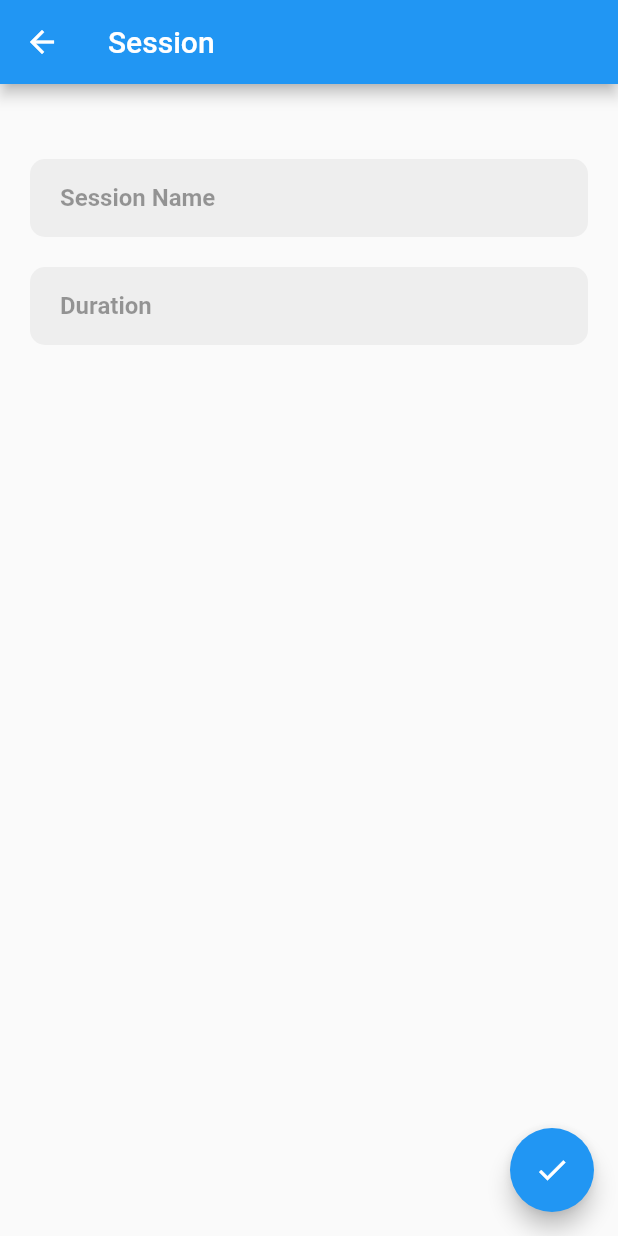
After one commit to sreelakshmi8606/football_team, a Flutter app: the SessionList screen opened directly, after a tap on the "add" icon, on a phone screen of 412 x 824 dp. The commit adds this screen. Run offline on Flutter 3.47's test engine with Material 2 defaults, Android fonts, the light colour scheme and no system bars; our stand-ins replace bloc, dio, flutter_bloc; statements that could not run were skipped.

Commit message:
session.editor,list added

```diff
--- a/lib/Forms/CourseEditor.dart
+++ b/lib/Forms/CourseEditor.dart
@@ -3,12 +3,9 @@
 import 'package:flutter/material.dart';
 import 'package:football_team/Common/Validation.dart';
 import 'package:football_team/Common/WebService.dart';
-import 'package:football_team/DataModels/BatchModel.dart';
 import 'package:football_team/DataModels/CourseModel.dart';
 import 'package:football_team/DataModels/SessionDataModel.dart';
-import 'package:football_team/DataModels/StudentPro.dart';
 import 'package:football_team/Forms/CourseSearchDeligate.dart';
-import 'package:intl/intl.dart';
 
 class CourseEditor extends StatefulWidget {
   late String Course;
@@ -88,7 +85,6 @@ class _CourseEditorState extends State<CourseEditor> {
             context: context,
             delegate: CustomSearchDelegate(),
           );
-
         },
         child: Icon(Icons.add),
         backgroundColor: Colors.blue,
--- /dev/null
+++ b/lib/Forms/sessionEditor.dart
@@ -0,0 +1,139 @@
+// ignore_for_file: file_names, must_be_immutable, prefer_const_constructors, unnecessary_new, avoid_unnecessary_containers, avoid_print, non_constant_identifier_names
+
+import 'package:flutter/material.dart';
+import 'package:football_team/Common/Validation.dart';
+import 'package:football_team/Common/WebService.dart';
+import 'package:football_team/Common/kboxdecor.dart';
+import 'package:football_team/DataModels/SessionDataModel.dart';
+
+class SessionEditor extends StatefulWidget {
+  late String Session;
+  late int duration;
+  @override
+  _SessionEditorState createState() => _SessionEditorState();
+}
+
+class _SessionEditorState extends State<SessionEditor> {
+  late String Session;
+  late int duration;
+  final GlobalKey<FormState> _FormKey = GlobalKey<FormState>();
+  SessionDataModel session = SessionDataModel.empty();
+  TextEditingController sessionnamecontroller = TextEditingController();
+  TextEditingController durationcontroller = TextEditingController();
+  WebserviceHelper web = WebserviceHelper();
+  @override
+  Widget build(BuildContext context) {
+    // final height = MediaQuery.of(context).size.height;
+    return Scaffold(
+      appBar: AppBar(
+        title: Text('Session'),
+        backgroundColor: Colors.blue,
+      ),
+      body: SingleChildScrollView(
+        child: Container(
+          child: Stack(
+            children: <Widget>[
+              // Positioned(
+              //   top: -MediaQuery.of(context).size.height * .15,
+              //   right: -MediaQuery.of(context).size.width * .4,
+              // child: BezierContainer(),
+              // ),
+
+              Container(
+                padding: EdgeInsets.symmetric(
+                  horizontal: 10,
+                ),
+                child: Form(
+                  key: _FormKey,
+                  child: SingleChildScrollView(
+                    child: Column(
+                      crossAxisAlignment: CrossAxisAlignment.center,
+                      mainAxisAlignment: MainAxisAlignment.center,
+                      children: <Widget>[
+                        // SizedBox(height: height * .2),
+                        SizedBox(height: 50),
+                        Container(
+                          margin: EdgeInsets.symmetric(horizontal: 10),
+                          padding:
+                          EdgeInsets.symmetric(horizontal: 20, vertical: 2),
+                          decoration: kBoxdecorationStyle,
+                          child: TextFormField(
+                            validator: (value) {
+                              return Validate.txtValidator(value!);
+                            },
+                            onSaved: (String? value) {
+                              session.Session = value!;
+                            },
+                            controller: sessionnamecontroller,
+                            keyboardType: TextInputType.number,
+                            decoration: InputDecoration(
+                              border: InputBorder.none,
+                              hintText: 'Session Name',
+                              hintStyle: TextStyle(
+                                  fontWeight: FontWeight.bold,
+                                  color: Colors.black38),
+                              // icon: Icon(
+                              //   Icons.location_on_sharp,
+                              //   color: Colors.black38,
+                              // ),
+                            ),
+                          ),
+                        ),
+                        SizedBox(
+                          height: 20,
+                        ),
+                        Container(
+                          margin: EdgeInsets.symmetric(horizontal: 10),
+                          padding:
+                          EdgeInsets.symmetric(horizontal: 20, vertical: 2),
+                          decoration: kBoxdecorationStyle,
+                          child: TextFormField(
+                            validator: (value) {
+                              return Validate.txtValidator(value!);
+                            },
+                            onSaved: (String? value) {
+                              session.duration = value! as int;
+                            },
+                            controller: durationcontroller,
+                            keyboardType: TextInputType.number,
+                            decoration: InputDecoration(
+                              border: InputBorder.none,
+                              hintText: 'Duration',
+                              hintStyle: TextStyle(
+                                  fontWeight: FontWeight.bold,
+                                  color: Colors.black38),
+                              // icon: Icon(
+                              //   Icons.location_on_sharp,
+                              //   color: Colors.black38,
+                              // ),
+                            ),
+                          ),
+                        ),
+                        SizedBox(
+                          height: 20,
+                        ),
+                      ],
+                    ),
+                  ),
+                ),
+              ),
+            ],
+          ),
+        ),
+      ),
+      floatingActionButton: FloatingActionButton(
+        splashColor: Colors.lightGreen,
+        onPressed: () async {
+          if (_FormKey.currentState!.validate()) {}
+          //  mhatchery.FarmId = uuid.v4();
+          session.Session = sessionnamecontroller.text;
+          session.duration= int.parse(durationcontroller.text);
+          print('Data : ${session.toJson()}');
+          await web.SessionRecord(model: session);
+        },
+        child: Icon(Icons.check_outlined),
+        backgroundColor: Colors.blue,
+      ),
+    );
+  }
+}
--- /dev/null
+++ b/lib/Forms/sessionlist.dart
@@ -0,0 +1,108 @@
+// ignore_for_file: file_names, prefer_const_constructors, curly_braces_in_flow_control_structures, use_key_in_widget_constructors, non_constant_identifier_names, annotate_overrides, avoid_print
+
+import 'package:flutter/material.dart';
+import 'package:flutter_bloc/flutter_bloc.dart';
+import 'package:football_team/Forms/sessionEditor.dart';
+import 'package:football_team/sessionCubit/cubit/sessionlist_cubit.dart';
+
+class SessionList extends StatefulWidget {
+  @override
+  _SessionListState createState() => _SessionListState();
+}
+
+class _SessionListState extends State<SessionList> {
+
+  @override
+  Widget build(BuildContext context) {
+    return Scaffold(
+      appBar: AppBar(
+        title: Text("Session List"),
+        backgroundColor: Colors.blue,
+      ),
+      floatingActionButton: FloatingActionButton(
+        onPressed: () {
+          Navigator.push(
+              context, MaterialPageRoute(builder: (context) => SessionEditor()));
+        },
+        child: Icon(Icons.add),
+        backgroundColor: Colors.blue,
+      ),
+      body: Column(
+        children: [
+          SizedBox(
+            height: 10,
+          ),
+          // Flexible(
+          //     flex: 2,
+          //     child: DateFilter(
+          //       datesSelected: (fromDate1, toDate1) {
+          //         fromDate = fromDate1;
+          //         toDate = toDate1;
+          //         BlocProvider.of<DailylistCubit>(context)
+          //             .fetchData(fromDate, toDate);
+          //       },
+          //       fromDate: fromDate,
+          //       toDate: toDate,
+          //     )),
+          Flexible(
+            flex: 25,
+            child: BlocBuilder<SessionlistCubit, SessionlistState>(
+              builder: (context, state) {
+                if (state is Fetching) {
+                  return Center(
+                    child: CircularProgressIndicator(),
+                  );
+                } else if (state is FetchError) {
+                  return Center(
+                    child: Text(state.msg),
+                  );
+                } else if (state is FetchCompleted) {
+                  final List data = state.data;
+                  return ListView.builder(
+                      padding: EdgeInsets.only(top: 15),
+                      itemCount: data.length,
+                      itemBuilder: (context, index) {
+                        return Card(
+                          child: ListTile(
+                            title: Center(
+                              child: Text(
+                                data[index]['_source']['Session'] ?? 'NO TAG',
+                                style: TextStyle(
+                                  fontWeight: FontWeight.bold,
+                                  color: Colors.black,
+                                ),
+                              ),
+                            ),
+                            contentPadding: const EdgeInsets.symmetric(
+                                vertical: 6.0, horizontal: 0.0),
+                            dense: true,
+                            //tileColor: Colors.orangeAccent,
+                            shape: RoundedRectangleBorder(
+                                borderRadius: BorderRadius.circular(10.0)),
+                            selected: true,
+                            selectedTileColor: Colors.orange[100],
+                            onTap: () {
+                              // box.put('FarmName',
+                              //     data[index]['_source']['FarmName']);
+                              // box.put('FarmID', data[index]['_id']);
+                              // print('Info Added');
+                              Navigator.push(
+                                  context,
+                                  MaterialPageRoute(
+                                      builder: (context) => SessionEditor()));
+                            },
+                          ),
+                        );
+                      });
+                } else
+                  return Center(
+                    child: Text('Undefined State'),
+                  );
+              },
+            ),
+          ),
+        ],
+      ),
+    );
+  }
+}
--- a/lib/main.dart
+++ b/lib/main.dart
@@ -1,7 +1,5 @@
 import 'package:flutter/material.dart';
 import 'package:football_team/Forms/FormGrid.dart';
-import 'package:football_team/Forms/StudentHome.dart';
-
 void main() {
   runApp(const MyApp());
 }
```
Also changed, not shown: lib/Common/WebService.dart (+17 -0 lines), lib/Common/kboxdecor.dart (+2 -13 lines), lib/DataModels/SessionDataModel.dart (+4 -5 lines), lib/Forms/CourseSearchDeligate.dart (+31 -35 lines), lib/Forms/FormGrid.dart (+21 -12 lines).
